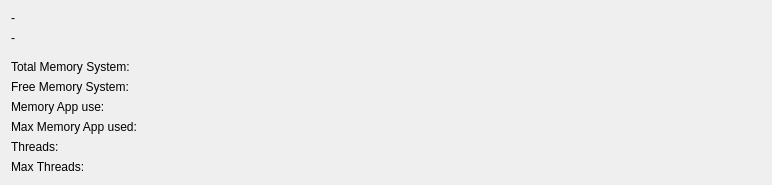
sagiadinos/garlic-player, file src/player-common/debug_infos.ui: the form before one commit.
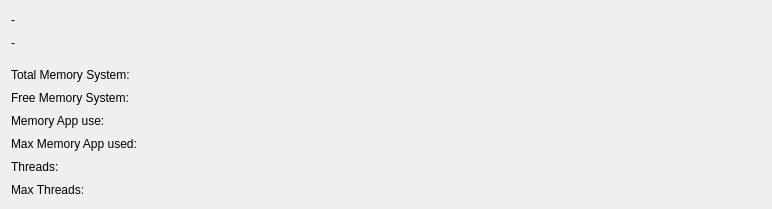
The form after the commit.

Diff of the .ui file:
```diff
--- a/src/player-common/debug_infos.ui
+++ b/src/player-common/debug_infos.ui
@@ -7,7 +7,7 @@
     <x>0</x>
     <y>0</y>
     <width>772</width>
-    <height>183</height>
+    <height>209</height>
    </rect>
   </property>
   <property name="windowTitle">
```
